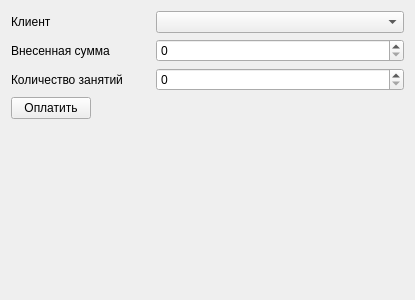
Before: the Qt Designer form ui_files_py/ui/pay_form.ui in IvanBrekman/ClientsPlanner, drawn with Qt 5.
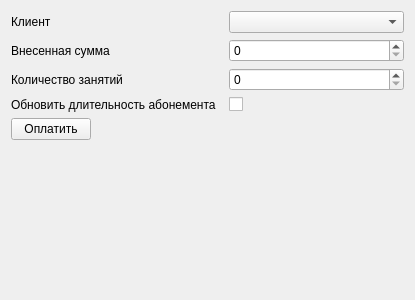
After: the same form once the commit is applied.

Commit message: added opportunity to update subscription duration when client take pay (customizable). Also added this parameter in settings window

```diff
--- a/ui_files_py/ui/pay_form.ui
+++ b/ui_files_py/ui/pay_form.ui
@@ -54,13 +54,27 @@
    <item row="2" column="1">
     <widget class="QSpinBox" name="lesson_amount_sb"/>
    </item>
-   <item row="3" column="0">
+   <item row="4" column="0">
     <widget class="QPushButton" name="pay_btn">
      <property name="text">
       <string>Оплатить</string>
      </property>
     </widget>
    </item>
+   <item row="3" column="0">
+    <widget class="QLabel" name="label_4">
+     <property name="text">
+      <string>Обновить длительность абонемента  </string>
+     </property>
+    </widget>
+   </item>
+   <item row="3" column="1">
+    <widget class="QCheckBox" name="update_duration_cb">
+     <property name="text">
+      <string/>
+     </property>
+    </widget>
+   </item>
   </layout>
  </widget>
  <resources/>
```
The commit also changes 5 other files.
